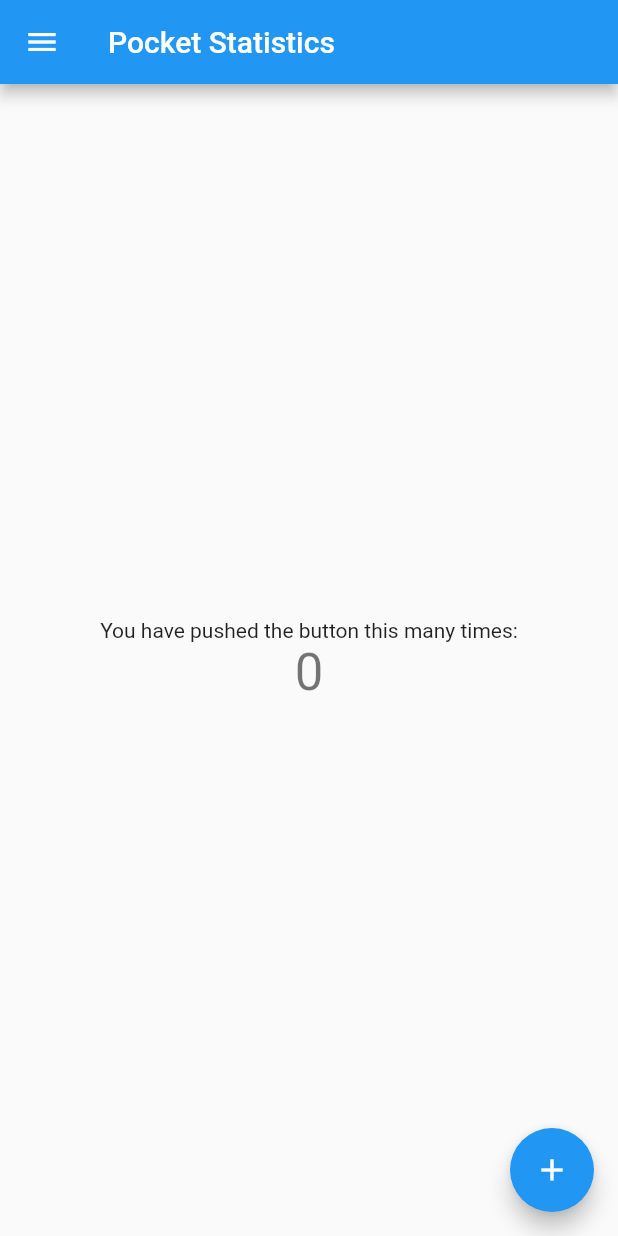
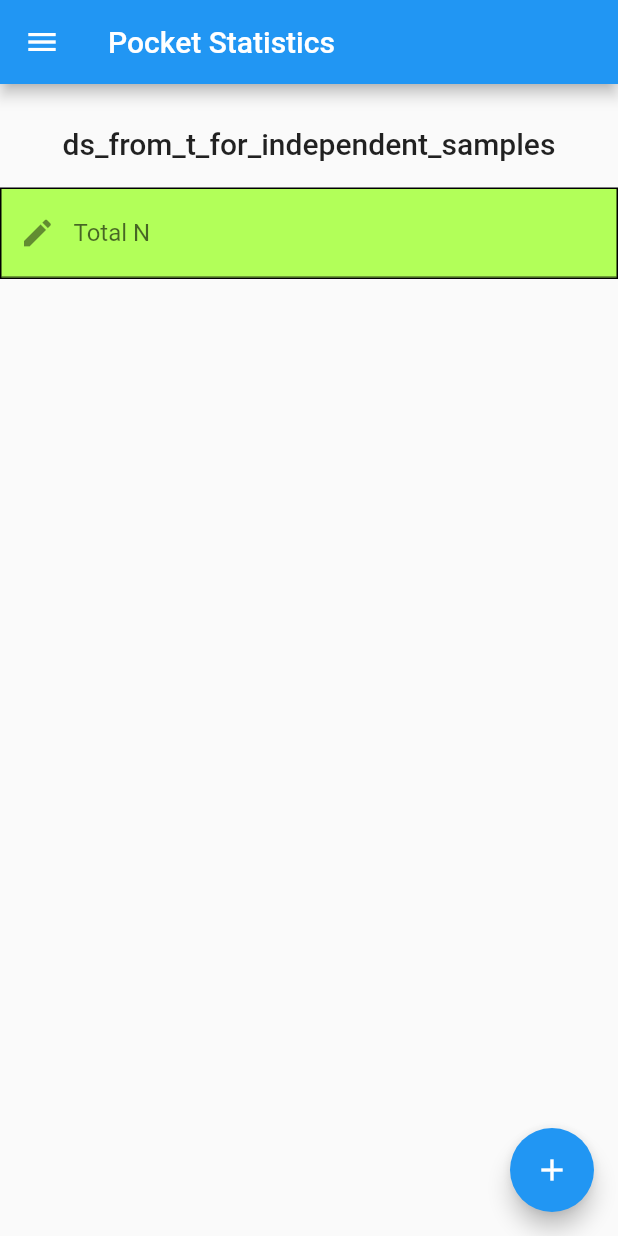
Before and after one commit to andytwoods/pocket_statistics, a Flutter app: the screen it shows after launch, on a phone screen of 412 x 824 dp. Run offline on Flutter 3.47's test engine with Material 2 defaults, Android fonts, the light colour scheme and no system bars.

Commit message:
early widgets

```diff
--- a/lib/main.dart
+++ b/lib/main.dart
@@ -1,5 +1,6 @@
 import 'package:flutter/material.dart';
 import 'package:statistical_power/widgets/drawer.dart';
+import 'package:statistical_power/widgets/ds_from_t_for_independent_samples.dart';
 
 void main() => runApp(new MyApp());
 
@@ -10,8 +11,9 @@ class MyApp extends StatelessWidget {
     return new MaterialApp(
       title: 'Flutter Demo',
       theme: new ThemeData(
+        //textTheme: TextTheme(),
+        primarySwatch: Colors.blue,
 
-        primarySwatch: Colors.blue,
       ),
       home: new MyHomePage(title: 'Pocket Statistics'),
 
@@ -69,31 +71,7 @@ class _MyHomePageState extends State<MyHomePage> {
       body: new Center(
         // Center is a layout widget. It takes a single child and positions it
         // in the middle of the parent.
-        child: new Column(
-          // Column is also layout widget. It takes a list of children and
-          // arranges them vertically. By default, it sizes itself to fit its
-          // children horizontally, and tries to be as tall as its parent.
-          //
-          // Invoke "debug paint" (press "p" in the console where you ran
-          // "flutter run", or select "Toggle Debug Paint" from the Flutter tool
-          // window in IntelliJ) to see the wireframe for each widget.
-          //
-          // Column has various properties to control how it sizes itself and
-          // how it positions its children. Here we use mainAxisAlignment to
-          // center the children vertically; the main axis here is the vertical
-          // axis because Columns are vertical (the cross axis would be
-          // horizontal).
-          mainAxisAlignment: MainAxisAlignment.center,
-          children: <Widget>[
-            new Text(
-              'You have pushed the button this many times:',
-            ),
-            new Text(
-              '$_counter',
-              style: Theme.of(context).textTheme.display1,
-            ),
-          ],
-        ),
+        child: DsFromTForIndependentSamples(),
       ),
       floatingActionButton: new FloatingActionButton(
         onPressed: _incrementCounter,
--- a/lib/widgets/drawer.dart
+++ b/lib/widgets/drawer.dart
@@ -16,7 +16,7 @@ class StatsDrawer extends StatelessWidget {
             );
 
             return new ListTile(
-              title: new Text("Item => 1"),
+              title: new Text("Item => $index"),
               onTap: () {
 
               },
--- /dev/null
+++ b/lib/widgets/ds_from_t_for_independent_samples.dart
@@ -0,0 +1,25 @@
+import 'package:flutter/widgets.dart';
+import 'package:statistical_power/widgets/my_editable.dart';
+import 'package:statistical_power/widgets/title.dart';
+
+class DsFromTForIndependentSamples extends StatefulWidget {
+  @override
+  DsFromTForIndependentSamplesState createState() {
+    return new DsFromTForIndependentSamplesState();
+  }
+}
+
+class DsFromTForIndependentSamplesState
+    extends State<DsFromTForIndependentSamples> {
+  @override
+  Widget build(BuildContext context) {
+    return Column(children: [
+      MyTitle('ds_from_t_for_independent_samples'),
+      Row(
+        children: <Widget>[
+          MyEditable('Total N')
+        ],
+      )
+    ]);
+  }
+}
--- /dev/null
+++ b/lib/widgets/my_editable.dart
@@ -0,0 +1,43 @@
+
+
+import 'package:flutter/material.dart';
+
+class MyEditable extends StatefulWidget{
+
+  final String title;
+
+  MyEditable(this.title);
+
+  @override
+  MyEditableState createState() {
+    return new MyEditableState();
+  }
+}
+
+class MyEditableState extends State<MyEditable> {
+
+  TextEditingController controller = new TextEditingController();
+
+  @override
+  Widget build(BuildContext context) {
+    return  Flexible(
+      child: Padding(
+        padding: const EdgeInsets.only(top: 18.0),
+        child: Container(
+          decoration: BoxDecoration(
+              border: Border.all(color: Colors.black),
+            color: Colors.lightGreenAccent,
+          ),
+          child: TextField(
+            controller: controller,
+              keyboardType: TextInputType.numberWithOptions(decimal: true, signed: true),
+              decoration: InputDecoration(
+                  labelText: widget.title,
+                prefixIcon: Icon(Icons.edit)
+              )
+          ),
+        ),
+      ),
+    );
+  }
+}
--- /dev/null
+++ b/lib/widgets/title.dart
@@ -0,0 +1,23 @@
+
+
+import 'package:flutter/material.dart';
+
+class MyTitle extends StatelessWidget{
+
+  final String title;
+
+  MyTitle(this.title);
+
+  @override
+  Widget build(BuildContext context) {
+    return Padding(
+      padding: const EdgeInsets.only(top: 28.0),
+      child: Text(title,
+      style: Theme.of(context).textTheme.title,
+      ),
+    );
+  }
+
+
+
+}
--- a/pubspec.yaml
+++ b/pubspec.yaml
@@ -15,6 +15,7 @@ environment:
 dependencies:
   flutter:
     sdk: flutter
+
 
   # The following adds the Cupertino Icons font to your application.
   # Use with the CupertinoIcons class for iOS style icons.
```
